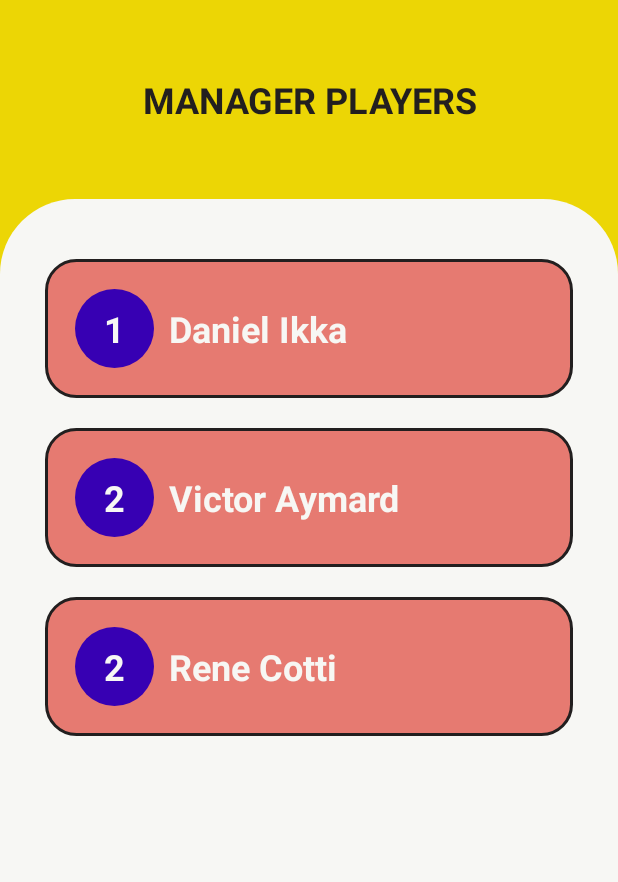
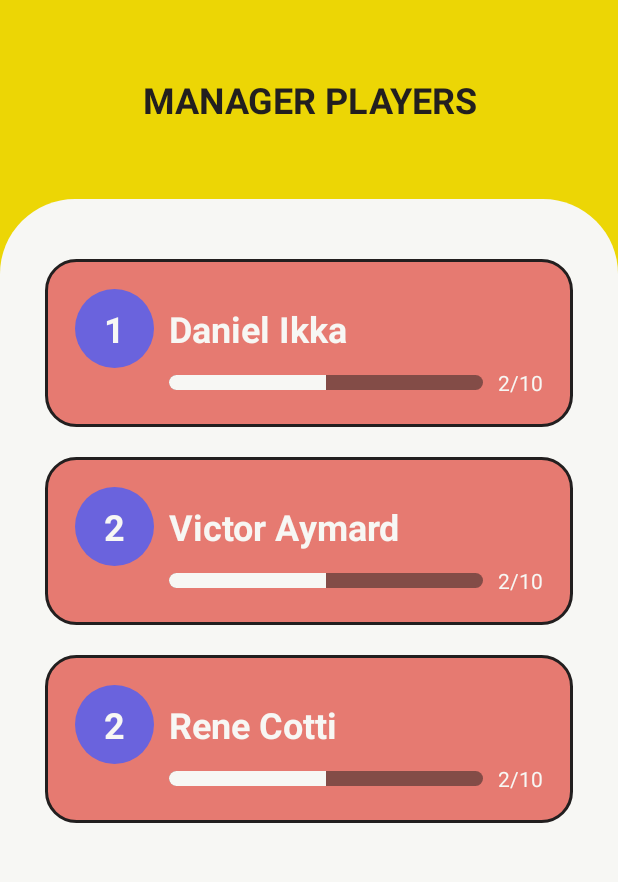
Before and after one commit to DanielIKKA/TennisTrackerApp, an Android app: the screen it shows after launch (MainActivity), in the side drawer, after a tap on "Manage players", on a phone screen of 412 x 824 dp, the part 84-966 px from its top. Run offline under Robolectric (Android 15) with nearby library versions, the phone set to English and light mode, and no system bars.

Commit message:
design cell updated

```diff
--- /dev/null
+++ b/app/src/main/res/drawable/player_list_progress_bar.xml
@@ -0,0 +1,21 @@
+<?xml version="1.0" encoding="utf-8"?>
+<layer-list xmlns:android="http://schemas.android.com/apk/res/android">
+
+    <!-- Define the background properties like color etc -->
+    <item android:id="@android:id/background">
+        <shape>
+            <solid android:color="@color/text_dark_alpha50"/>
+            <corners android:radius="50dp"/>
+        </shape>
+    </item>
+
+    <!-- Define the progress properties like start color, end color etc -->
+    <item android:id="@android:id/progress">
+        <clip>
+            <shape>
+                <solid android:color="@color/colorPrimary"/>
+                <corners android:radius="50dp"/>
+            </shape>
+        </clip>
+    </item>
+</layer-list>
--- a/app/src/main/res/drawable/player_list_rank_bg.xml
+++ b/app/src/main/res/drawable/player_list_rank_bg.xml
@@ -2,7 +2,7 @@
 <selector xmlns:android="http://schemas.android.com/apk/res/android">
     <item>
         <shape android:shape="oval">
-            <solid android:color="@color/design_default_color_primary_dark"/>
+            <solid android:color="@color/colorAccent_secondary"/>
         </shape>
     </item>
 </selector>
--- a/app/src/main/res/layout/fragment_player_list_cell.xml
+++ b/app/src/main/res/layout/fragment_player_list_cell.xml
@@ -44,4 +44,33 @@
         app:layout_constraintStart_toEndOf="@id/player_list_cell_rank"
         app:layout_constraintTop_toTopOf="@id/player_list_cell_rank" />
 
+    <ProgressBar
+        android:id="@+id/player_list_cell_progress"
+        android:layout_width="0dp"
+        android:layout_height="10dp"
+
+        android:progress="50"
+        style="@style/Widget.AppCompat.ProgressBar.Horizontal"
+        android:progressBackgroundTint="@color/text_dark"
+        android:progressDrawable="@drawable/player_list_progress_bar"
+
+        app:layout_constraintEnd_toStartOf="@id/player_list_cell_match_count"
+        app:layout_constraintStart_toStartOf="@+id/player_list_cell_name"
+        app:layout_constraintTop_toTopOf="@id/player_list_cell_match_count"
+        app:layout_constraintBottom_toBottomOf="@id/player_list_cell_match_count"/>
+
+    <androidx.appcompat.widget.AppCompatTextView
+        android:id="@+id/player_list_cell_match_count"
+        android:layout_width="wrap_content"
+        android:layout_height="0dp"
+
+        android:text="2/10"
+        style="@style/TextAppearance.AppCompat.Small"
+        android:textColor="@color/colorPrimary"
+
+        app:layout_constraintStart_toEndOf="@id/player_list_cell_progress"
+        app:layout_constraintTop_toBottomOf="@id/player_list_cell_name"
+        app:layout_constraintEnd_toEndOf="@id/player_list_cell_name"
+        android:layout_marginStart="10dp"
+        />
 </androidx.constraintlayout.widget.ConstraintLayout>
--- a/app/src/main/res/values/colors.xml
+++ b/app/src/main/res/values/colors.xml
@@ -9,5 +9,6 @@
 
 
     <color name="text_dark">#221F1F</color>
+    <color name="text_dark_alpha50">#80221F1F</color>
     <color name="green_tennisTracker">#B7DB29</color>
 </resources>
```
